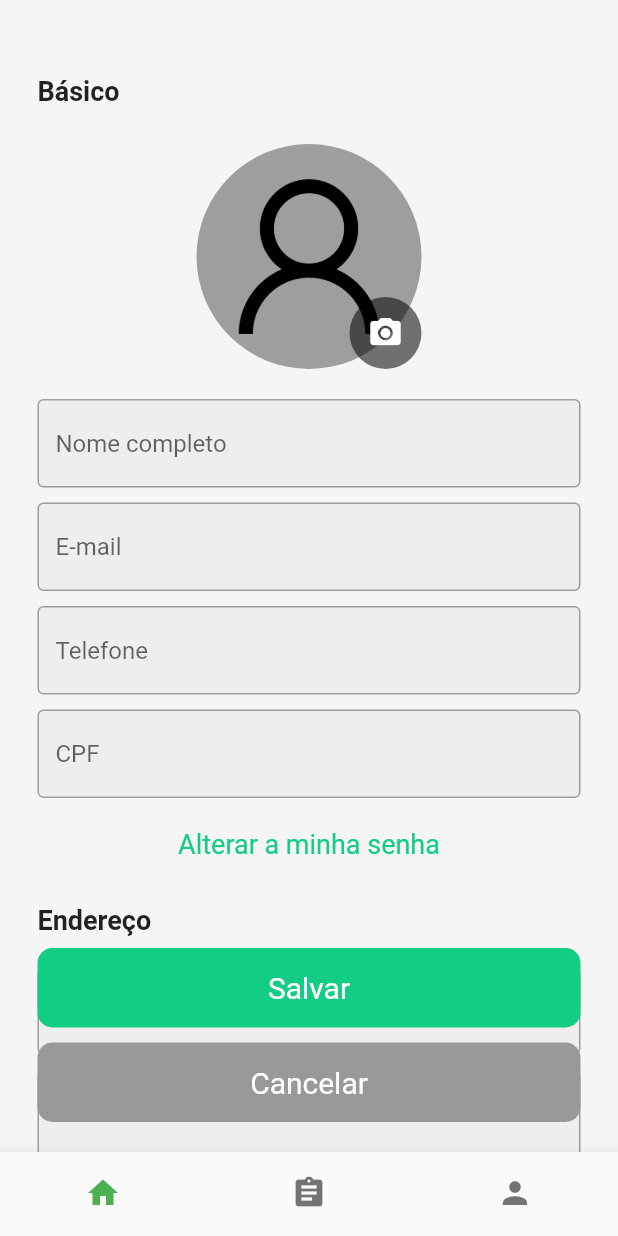
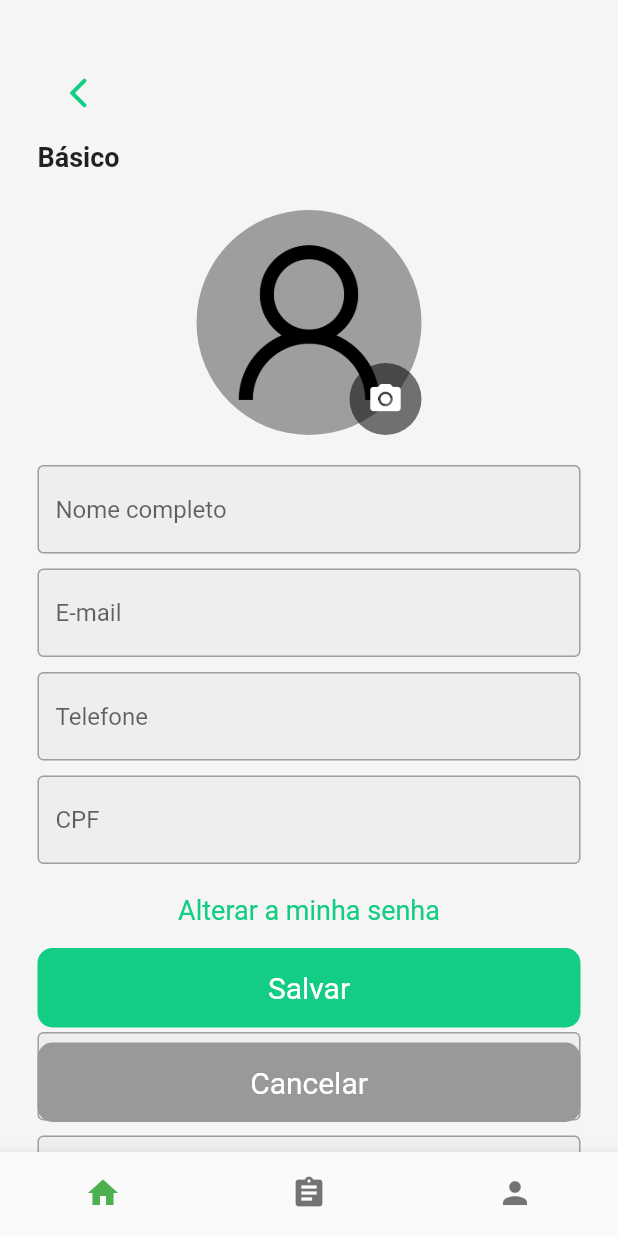
Before and after one commit to Vitkinn/find-services, a Flutter app: the ProfileEditPage screen opened by its route, on a phone screen of 412 x 824 dp. Run offline on Flutter 3.47's test engine with Material 2 defaults, Android fonts, the phone set to English and light mode, and no system bars; our stand-ins replace dartz, dio, flutter_modular, flutter_rating_bar.

Commit message:
Return button implementation

```diff
--- /dev/null
+++ b/lib/src/modules/shared/widgets/return_button.dart
@@ -0,0 +1,22 @@
+import 'package:flutter/material.dart';
+import 'package:tcc_frontend/src/modules/shared/utils/color_utils.dart';
+
+class ReturnButton extends StatelessWidget {
+  final VoidCallback onTap;
+
+  const ReturnButton({
+    super.key,
+    required this.onTap,
+  });
+
+  @override
+  Widget build(BuildContext context) {
+    return GestureDetector(
+      onTap: onTap,
+      child: Icon(
+        Icons.arrow_back_ios_new_rounded,
+        color: ColorUtils.getHexadecimalColor('14cd84'),
+      ),
+    );
+  }
+}
--- a/lib/src/modules/user/presentation/pages/profile_edit_page.dart
+++ b/lib/src/modules/user/presentation/pages/profile_edit_page.dart
@@ -3,6 +3,7 @@ import 'package:flutter_modular/flutter_modular.dart';
 import 'package:tcc_frontend/src/modules/shared/components/footbar.dart';
 import 'package:tcc_frontend/src/modules/shared/components/save_cancel_buttons.dart';
 import 'package:tcc_frontend/src/modules/shared/widgets/custom_text_field.dart';
+import 'package:tcc_frontend/src/modules/shared/widgets/return_button.dart';
 
 class ProfileEditPage extends StatefulWidget {
   const ProfileEditPage({super.key});
@@ -33,6 +34,10 @@ class _ProfileEditPageState extends State<ProfileEditPage> {
     Modular.to.navigate('/profile');
   }
 
+  bool showSaveCancelButtons() {
+    return true;
+  }
+
   @override
   Widget build(BuildContext context) {
     return Scaffold(
@@ -43,15 +48,21 @@ class _ProfileEditPageState extends State<ProfileEditPage> {
             child: Column(
               children: [
                 const SizedBox(height: 50),
-                const Align(
+                Align(
                   alignment: AlignmentDirectional.centerStart,
-                  child: Padding(
-                    padding: EdgeInsets.symmetric(horizontal: 25.0),
-                    child: Text(
-                      'Básico',
-                      style:
-                          TextStyle(fontSize: 18, fontWeight: FontWeight.bold),
-                    ),
+                  child: Column(
+                    children: [
+                      ReturnButton(onTap: cancel),
+                      const SizedBox(height: 20),
+                      const Padding(
+                        padding: EdgeInsets.symmetric(horizontal: 25.0),
+                        child: Text(
+                          'Básico',
+                          style: TextStyle(
+                              fontSize: 18, fontWeight: FontWeight.bold),
+                        ),
+                      ),
+                    ],
                   ),
                 ),
                 const SizedBox(height: 25),
@@ -173,9 +184,11 @@ class _ProfileEditPageState extends State<ProfileEditPage> {
         ),
       ),
       floatingActionButtonLocation: FloatingActionButtonLocation.centerFloat,
-      floatingActionButton: SizedBox(
-          height: 120,
-          child: SaveCancelButtons(onSaveTap: save, onCancelTap: cancel)),
+      floatingActionButton: Visibility(
+          visible: showSaveCancelButtons(),
+          child: SizedBox(
+              height: 120,
+              child: SaveCancelButtons(onSaveTap: save, onCancelTap: cancel))),
       bottomNavigationBar: const FootBar(),
     );
   }
--- a/lib/src/modules/user/presentation/pages/register_data_page.dart
+++ b/lib/src/modules/user/presentation/pages/register_data_page.dart
@@ -32,11 +32,10 @@ class _RegisterDataPageState extends State<RegisterDataPage> {
         child: SafeArea(
           child: Center(
             child: Column(
-              mainAxisAlignment: MainAxisAlignment.spaceBetween,
               children: [
                 const SizedBox(height: 50),
                 const AppBanner(title: 'Cadastrar-se'),
-                const SizedBox(height: 25),
+                const SizedBox(height: 50),
                 CustomTextField(
                   controller: userNameController,
                   hintText: 'Informe seu nome completo',
```
Also changed, not shown: lib/src/modules/user/presentation/pages/register_password_page.dart (+14 -2 lines), lib/src/modules/user/presentation/pages/register_photo_page.dart (+13 -0 lines).
